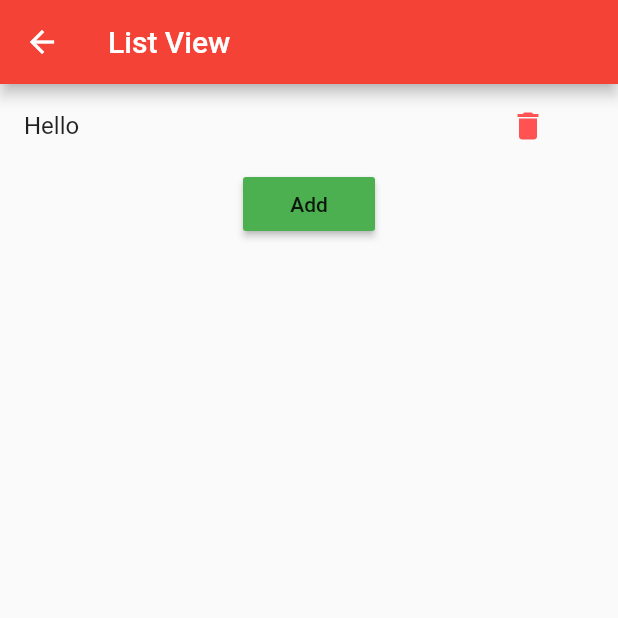
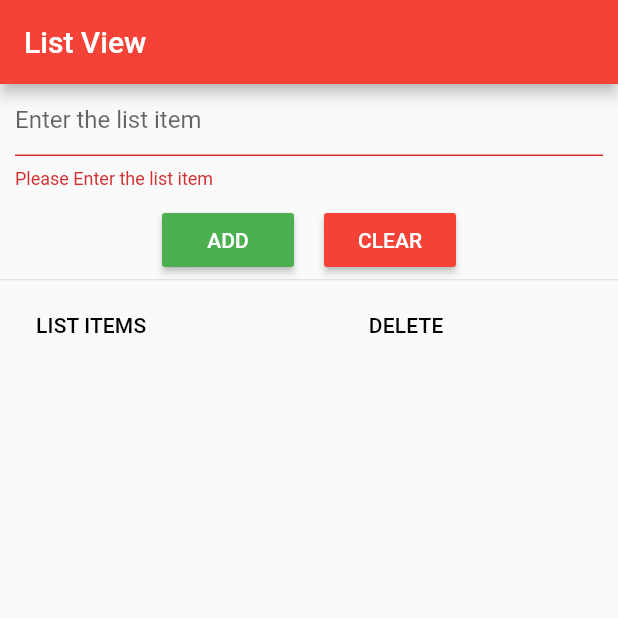
Before and after one commit to devanandp/deva_app, a Flutter app: the Listviewer screen opened directly, on a phone screen of 412 x 824 dp, the top half of it. Run offline on Flutter 3.47's test engine with Material 2 defaults, Android fonts, the phone set to English and light mode, and no system bars; our stand-ins replace email_validator, sqflite, validators; accounts and stored records are empty.

Commit message:
Week 2 Assignment 3 file updated

```diff
--- /dev/null
+++ b/lib/dbstructure.dart
@@ -0,0 +1,64 @@
+import 'package:sqflite/sqflite.dart';
+import 'dart:io' as io;
+import 'package:path/path.dart';
+import 'package:path_provider/path_provider.dart';
+import 'listmodel.dart';
+
+class DBstructure{
+   static Database _db;
+
+   Future<Database> get db async {
+      if (_db != null) {
+         return _db;
+      }
+      _db = await initDatabase();
+      return _db;
+   }
+
+   initDatabase() async {
+      io.Directory documentDirectory = await getApplicationDocumentsDirectory();
+      String path = join(documentDirectory.path, 'listing.db');
+      var db = await openDatabase(path, version: 1, onCreate: _onCreate);
+      return db;
+   }
+
+   _onCreate(Database db, int version) async {
+      await db
+          .execute('CREATE TABLE listing (id INTEGER PRIMARY KEY, name TEXT)');
+   }
+
+   Future<Listmodel> add(Listmodel component) async {
+      var dbClient = await db;
+      component.id = await dbClient.insert('listing', component.toMap());
+      return component;
+   }
+
+   Future<List<Listmodel>> getListitems() async {
+      var dbClient = await db;
+      List<Map> maps = await dbClient.query('listing', columns: ['id', 'name']);
+      List<Listmodel> component = [];
+      if (maps.length > 0) {
+         for (int i = 0; i < maps.length; i++) {
+            component.add(Listmodel.fromMap(maps[i]));
+         }
+      }
+      return component;
+   }
+
+   Future<int> delete(int id) async {
+      var dbClient = await db;
+      return await dbClient.delete(
+         'listing',
+         where: 'id = ?',
+         whereArgs: [id],
+      );
+   }
+
+
+   Future close() async {
+      var dbClient = await db;
+      dbClient.close();
+   }
+
+
+}
--- a/lib/list_view.dart
+++ b/lib/list_view.dart
@@ -1,3 +1,5 @@
+import 'package:deva_app/dbstructure.dart';
+import 'package:deva_app/listmodel.dart';
 import 'package:flutter/material.dart';
 
 class Listviewer extends StatefulWidget {
@@ -6,38 +8,159 @@ class Listviewer extends StatefulWidget {
 }
 
 class _ListviewerState extends State<Listviewer> {
+  final GlobalKey<FormState> _formStateKey = GlobalKey<FormState>();
+  Future<List<Listmodel>> list;
+  String _itemname;
+  DBstructure dbHelper;
+  final _itemNameController = TextEditingController();
+
+  @override
+  void initState() {
+    super.initState();
+    dbHelper = DBstructure();
+    refreshItemList();
+  }
+
+  refreshItemList() {
+    setState(() {
+      list = dbHelper.getListitems();
+    });
+  }
+
   @override
   Widget build(BuildContext context) {
     return Scaffold(
-      appBar: AppBar(backgroundColor: Colors.red, title: Text("List View"),),
-      body: Container(
-        child: ListView(
+      appBar: AppBar(
+        backgroundColor: Colors.red,
+        title: Text("List View"),
+      ),
+      body: Column(
         children: <Widget>[
-    ListTile(
-      title: Text("Hello"),
-      trailing: FlatButton(child: Icon(Icons.delete, color: Colors.redAccent,),
-      onPressed: (){
-
+          Form(
+            key: _formStateKey,
+            autovalidate: true,
+            child: Column(
+              children: <Widget>[
+                Padding(
+                  padding: EdgeInsets.only(left: 10, right: 10, bottom: 10),
+                  child: TextFormField(
+                    validator: (value) {
+                      if (value.isEmpty) {
+                        return 'Please Enter the list item';
+                      }
+                      return null;
+                    },
+                    onSaved: (value) {
+                      _itemname = value;
+                    },
+                    controller: _itemNameController,
+                    decoration: InputDecoration(
+                        hintText: "Enter the list item",
+                        fillColor: Colors.white,
+                        labelStyle: TextStyle(
+                          color: Colors.green,
+                        )),
+                  ),
+                ),
+              ],
+            ),
+          ),
+          Row(
+            mainAxisAlignment: MainAxisAlignment.center,
+            children: <Widget>[
+              RaisedButton(
+                color: Colors.green,
+                child: Text(
+                  "ADD",
+                  style: TextStyle(color: Colors.white),
+                ),
+                onPressed: () {
+                  if (_formStateKey.currentState.validate()) {
+                    _formStateKey.currentState.save();
+                    print(_itemname);
+                    dbHelper.add(Listmodel(null, _itemname));
+                  }
+                  _itemNameController.text = '';
+                  refreshItemList();
+                },
+              ),
+              Padding(
+                padding: EdgeInsets.all(10),
+              ),
+              RaisedButton(
+                color: Colors.red,
+                child: Text(
+                  "CLEAR",
+                  style: TextStyle(color: Colors.white),
+                ),
+                onPressed: () {
+                  _itemNameController.text = '';
+                },
+              ),
+            ],
+          ),
+          const Divider(
+            height: 5.0,
+          ),
+          Expanded(
+            child: FutureBuilder(
+              future: list,
+              builder: (context, snapshot) {
+                if (snapshot.hasData) {
+                  return generateList(snapshot.data);
+                }
+                if (snapshot.data == null || snapshot.data.length == 0) {
+                  return Text('No Data Found');
+                }
+                return CircularProgressIndicator();
               },
             ),
           ),
-    Container(
-      child: Center(
-        child: RaisedButton(
-          child: Text("Add",),
-          onPressed: (){
+        ],
+      ),
+    );
+  }
 
+  SingleChildScrollView generateList(List<Listmodel> list) {
+    return SingleChildScrollView(
+      scrollDirection: Axis.vertical,
+      child: SizedBox(
+        width: MediaQuery.of(context).size.width,
+        child: DataTable(
+          columns: [
+            DataColumn(
+              label: Text('LIST ITEMS'),
+            ),
+            DataColumn(
+              label: Text('DELETE'),
+            )
+          ],
+          rows: list.map(
+            (list) {
+              return DataRow(
+                cells: [
+                  DataCell(
+                    Text(
+                      list.name,
+                      style: TextStyle(color: Colors.blue),
+                    ),
+                  ),
+                  DataCell(
+                    IconButton(
+                      icon: Icon(Icons.delete),
+                      color: Colors.red,
+                      onPressed: () {
+                        dbHelper.delete(list.id);
+                        refreshItemList();
                       },
-          color: Colors.green,
-        ),
                     ),
                   )
                 ],
-        )
-
-        )
               );
-
-
+            },
+          ).toList(),
+        ),
+      ),
+    );
   }
 }
--- a/lib/student_model.dart
+++ b/lib/listmodel.dart
@@ -1,7 +1,7 @@
-class Student {
+class Listmodel {
   int id;
   String name;
-  Student(this.id, this.name);
+  Listmodel(this.id, this.name);
 
   Map<String, dynamic> toMap() {
     var map = <String, dynamic>{
@@ -11,7 +11,7 @@ class Student {
     return map;
   }
 
-  Student.fromMap(Map<String, dynamic> map) {
+  Listmodel.fromMap(Map<String, dynamic> map) {
     id = map['id'];
     name = map['name'];
   }
--- a/lib/main.dart
+++ b/lib/main.dart
@@ -1,8 +1,8 @@
+import 'package:deva_app/list_view.dart';
 import 'package:flutter/material.dart';
-import 'package:deva_app/rainbow.dart';
 void main() {
   runApp(
       MaterialApp(
-          home: Rainbow()
+          home: Listviewer()
       ));
 }
--- a/pubspec.yaml
+++ b/pubspec.yaml
@@ -20,7 +20,7 @@ dependencies:
   flutter:
     sdk: flutter
 
-  path_provider: ^1.4.4
+  path_provider: any
   sqflite: ^1.1.7+3
   flutter_launcher_icons: ^0.7.4
   english_words: ^3.1.0
```
Also changed, not shown: lib/call_student.dart (deleted, +0 -215 lines), lib/dbhelper.dart (deleted, +0 -70 lines), pubspec.lock, 6 other files. Lines whose indentation alone changed are shown as unchanged.
